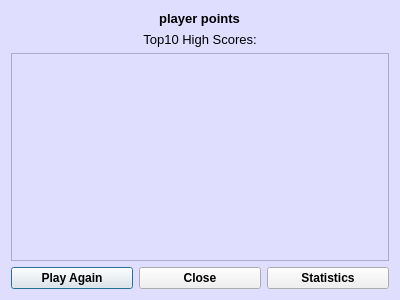
Above: Game/gameoverdialog.ui from miikka0000/BusDestroyer2000-Game-with-Qt before the change. Below: the same form after it.
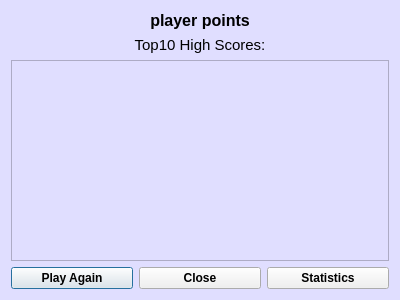
That is the form after the change.

```diff
--- a/Game/gameoverdialog.ui
+++ b/Game/gameoverdialog.ui
@@ -31,7 +31,7 @@
          </property>
          <property name="font">
           <font>
-           <pointsize>10</pointsize>
+           <pointsize>12</pointsize>
            <weight>75</weight>
            <bold>true</bold>
           </font>
@@ -56,7 +56,7 @@
        </property>
        <property name="font">
         <font>
-         <pointsize>10</pointsize>
+         <pointsize>11</pointsize>
         </font>
        </property>
        <property name="text">
@@ -70,7 +70,13 @@
     </layout>
    </item>
    <item>
-    <widget class="QTextBrowser" name="topscoreWidget"/>
+    <widget class="QTextBrowser" name="topscoreWidget">
+     <property name="font">
+      <font>
+       <pointsize>11</pointsize>
+      </font>
+     </property>
+    </widget>
    </item>
    <item>
     <layout class="QHBoxLayout" name="horizontalLayout">
```
